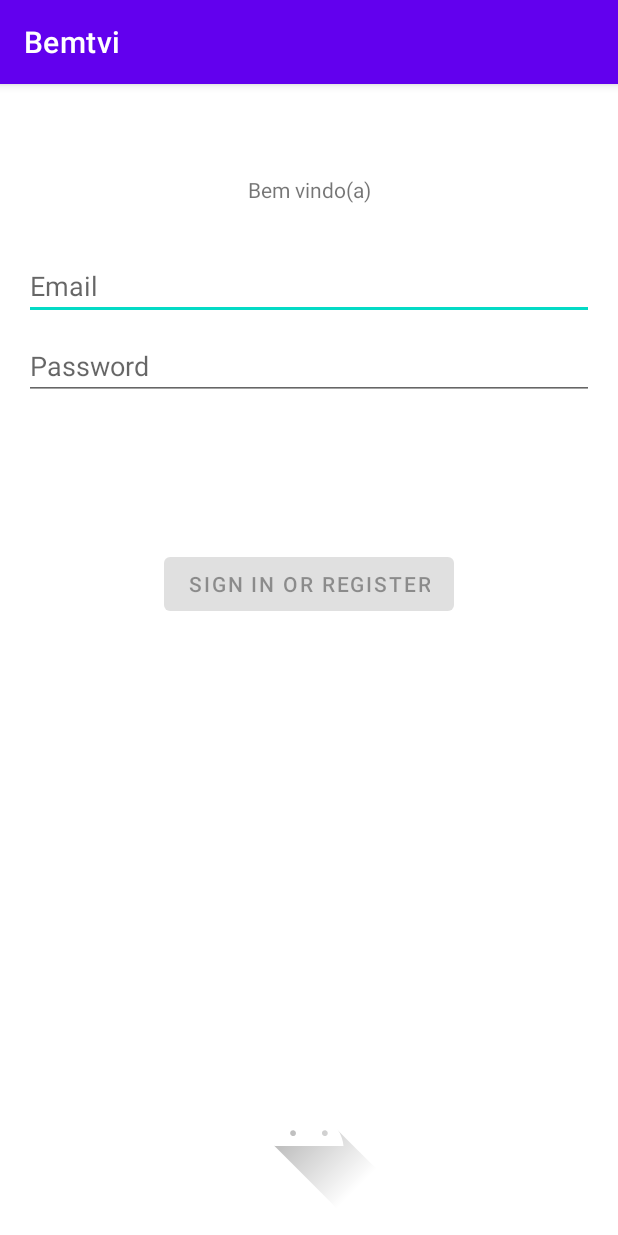
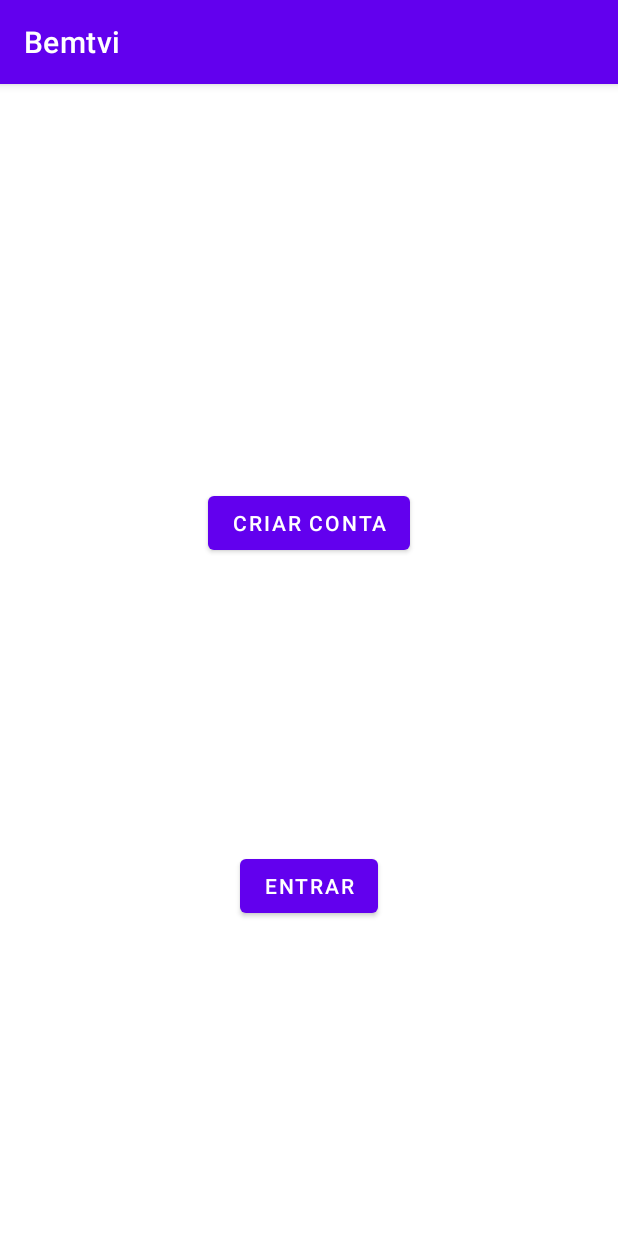
Before and after one commit to 21E422E1-DA-GRP-EDS-01C2-N2-P1/BemTV-app, an Android app: the screen it shows after launch (MainActivity), on a phone screen of 412 x 824 dp. Run offline under Robolectric (Android 15) with nearby library versions, the phone set to English and light mode, and no system bars; our stand-ins replace Firebase (no records; nobody signed in at launch, a user with empty details on screens opened directly).

Commit message:
dialog criar conta

```diff
--- a/app/src/main/java/br/infnet/bemtvi/ui/MainActivity.kt
+++ b/app/src/main/java/br/infnet/bemtvi/ui/MainActivity.kt
@@ -3,16 +3,21 @@
 import android.os.Bundle
 import androidx.appcompat.app.AppCompatActivity
 import android.view.View
+import androidx.activity.viewModels
+import androidx.fragment.app.activityViewModels
+import androidx.lifecycle.Observer
 import br.infnet.bemtvi.databinding.ActivityLoginBinding
 
 import br.infnet.bemtvi.data.model.Tvshow
 import br.infnet.bemtvi.services.MyFirebaseLibrary
+import br.infnet.bemtvi.ui.login.LoginDialog
 import com.google.android.material.snackbar.Snackbar
 
 class MainActivity : AppCompatActivity() {
 
     private lateinit var binding: ActivityLoginBinding
 
+    val activityViewModel: MainActivityViewModel by viewModels()
     fun snackAlert(text: String) {
 
         val up_layout: View = binding.upLayout as View
@@ -24,12 +29,19 @@
 
         binding = ActivityLoginBinding.inflate(layoutInflater)
         setContentView(binding.root)
+        activityViewModel.isLoggedIn.observe(this@MainActivity, Observer {
+            //login logout user
+        })
+    }
 
-        val username = binding.username
-        val password = binding.password
-        val login = binding.login
-        val loading = binding.loading
+    override fun onStart() {
+        super.onStart()
+        binding.mainSigninBtn.setOnClickListener {
 
+        }
+        binding.mainLoginBtn.setOnClickListener {
+            LoginDialog().show(supportFragmentManager,"entrar")
+        }
     }
 
 
--- /dev/null
+++ b/app/src/main/java/br/infnet/bemtvi/ui/MainActivityViewModel.kt
@@ -0,0 +1,14 @@
+package br.infnet.bemtvi.ui
+
+import androidx.lifecycle.LiveData
+import androidx.lifecycle.MutableLiveData
+import androidx.lifecycle.ViewModel
+import com.google.firebase.auth.FirebaseAuth
+import com.google.firebase.auth.FirebaseUser
+
+class MainActivityViewModel: ViewModel() {
+    val isLoggedIn = MutableLiveData<Boolean>().apply { value=false }
+    var mAuth: FirebaseAuth?= null
+    var mUser: FirebaseUser? = null
+
+}
--- a/app/src/main/res/layout/activity_login.xml
+++ b/app/src/main/res/layout/activity_login.xml
@@ -11,79 +11,6 @@
     android:paddingBottom="@dimen/activity_vertical_margin"
     tools:context=".ui.MainActivity">
 
-    <EditText
-        android:id="@+id/username"
-        android:layout_width="0dp"
-        android:layout_height="wrap_content"
-        android:layout_marginTop="96dp"
-        android:hint="@string/prompt_email"
-        android:inputType="textEmailAddress"
-        android:selectAllOnFocus="true"
-        app:layout_constraintEnd_toEndOf="parent"
-        app:layout_constraintStart_toStartOf="parent"
-        app:layout_constraintTop_toTopOf="parent" />
-
-    <EditText
-        android:id="@+id/password"
-        android:layout_width="0dp"
-        android:layout_height="wrap_content"
-        android:layout_marginTop="8dp"
-        android:hint="@string/prompt_password"
-        android:imeActionLabel="@string/action_sign_in_short"
-        android:imeOptions="actionDone"
-        android:inputType="textPassword"
-        android:selectAllOnFocus="true"
-        app:layout_constraintEnd_toEndOf="parent"
-        app:layout_constraintStart_toStartOf="parent"
-        app:layout_constraintTop_toBottomOf="@+id/username" />
-
-    <Button
-        android:id="@+id/login"
-        android:layout_width="wrap_content"
-        android:layout_height="wrap_content"
-        android:layout_gravity="start"
-        android:layout_marginTop="16dp"
-        android:layout_marginBottom="64dp"
-        android:enabled="false"
-        android:text="@string/action_sign_in"
-        app:layout_constraintBottom_toBottomOf="parent"
-        app:layout_constraintEnd_toEndOf="parent"
-        app:layout_constraintStart_toStartOf="parent"
-        app:layout_constraintTop_toBottomOf="@+id/password"
-        app:layout_constraintVertical_bias="0.2" />
-
-    <ProgressBar
-        android:id="@+id/loading"
-        android:layout_width="wrap_content"
-        android:layout_height="wrap_content"
-        android:layout_gravity="center"
-        android:layout_marginTop="64dp"
-        android:layout_marginBottom="64dp"
-        android:visibility="gone"
-        app:layout_constraintBottom_toBottomOf="parent"
-        app:layout_constraintEnd_toEndOf="@+id/password"
-        app:layout_constraintStart_toStartOf="@+id/password"
-        app:layout_constraintTop_toTopOf="parent"
-        app:layout_constraintVertical_bias="0.3" />
-
-    <ImageView
-        android:id="@+id/imageView"
-        android:layout_width="wrap_content"
-        android:layout_height="wrap_content"
-        app:layout_constraintBottom_toBottomOf="parent"
-        app:layout_constraintEnd_toEndOf="parent"
-        app:layout_constraintStart_toStartOf="parent"
-        app:srcCompat="@drawable/ic_launcher_foreground" />
-
-    <TextView
-        android:id="@+id/txt_title"
-        android:layout_width="wrap_content"
-        android:layout_height="wrap_content"
-        android:layout_marginBottom="32dp"
-        android:text="Bem vindo(a)"
-        app:layout_constraintBottom_toTopOf="@+id/username"
-        app:layout_constraintEnd_toEndOf="parent"
-        app:layout_constraintStart_toStartOf="parent" />
 
     <androidx.constraintlayout.widget.ConstraintLayout
         android:id="@+id/up_layout"
@@ -95,4 +22,26 @@
 
     </androidx.constraintlayout.widget.ConstraintLayout>
 
+    <Button
+        android:id="@+id/main_login_btn"
+        android:layout_width="wrap_content"
+        android:layout_height="wrap_content"
+        android:text="criar conta"
+        app:layout_constraintBottom_toTopOf="@+id/main_signin_btn"
+        app:layout_constraintEnd_toEndOf="parent"
+        app:layout_constraintHorizontal_bias="0.5"
+        app:layout_constraintStart_toStartOf="parent"
+        app:layout_constraintTop_toBottomOf="@+id/up_layout" />
+
+    <Button
+        android:id="@+id/main_signin_btn"
+        android:layout_width="wrap_content"
+        android:layout_height="wrap_content"
+        android:text="entrar"
+        app:layout_constraintBottom_toBottomOf="parent"
+        app:layout_constraintEnd_toEndOf="parent"
+        app:layout_constraintHorizontal_bias="0.5"
+        app:layout_constraintStart_toStartOf="parent"
+        app:layout_constraintTop_toBottomOf="@+id/main_login_btn" />
+
 </androidx.constraintlayout.widget.ConstraintLayout>
--- a/app/src/main/res/values/strings.xml
+++ b/app/src/main/res/values/strings.xml
@@ -9,4 +9,6 @@
     <string name="invalid_username">Not a valid username</string>
     <string name="invalid_password">Password must be >5 characters</string>
     <string name="login_failed">"Login failed"</string>
+    <!-- TODO: Remove or change this placeholder text -->
+    <string name="hello_blank_fragment">Hello blank fragment</string>
 </resources>
```
Also changed, not shown: app/src/main/java/br/infnet/bemtvi/ui/login/LoginDialog.kt (added, +34 -0 lines), app/src/main/java/br/infnet/bemtvi/ui/login/LoginDialogFragmentOpen.kt (added, +98 -0 lines), app/src/main/res/layout/login_dialog_fragment_open.xml (added, +67 -0 lines).
